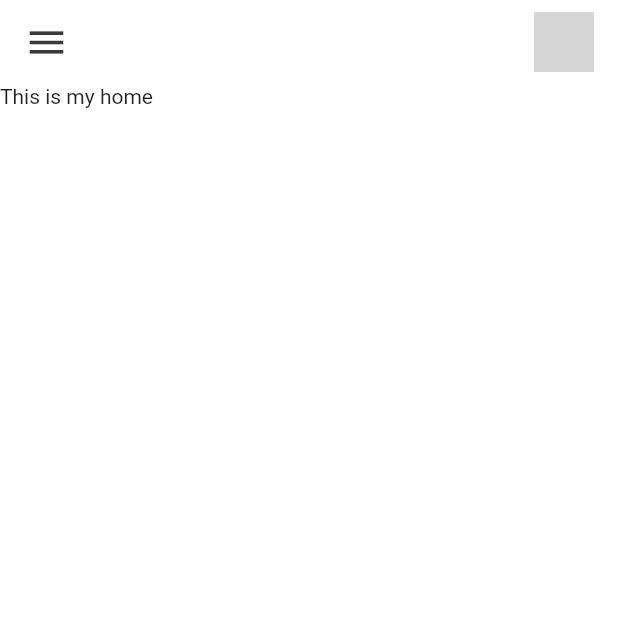
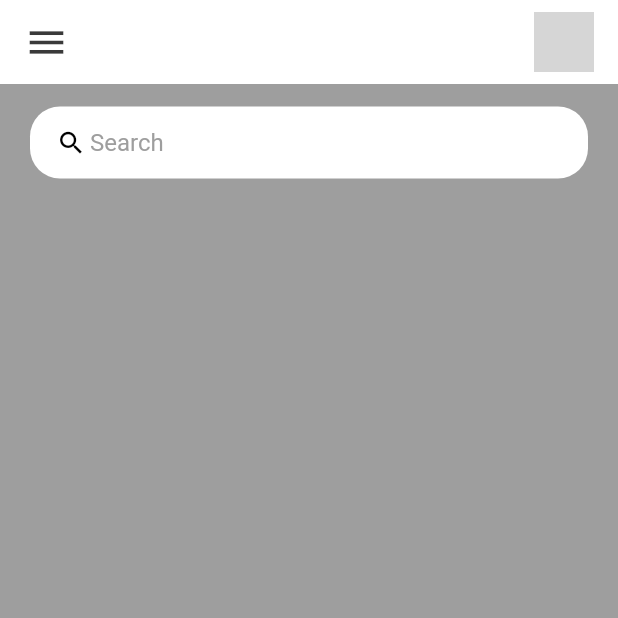
Before and after one commit to SorrenJ/ToDoApp, a Flutter app: the screen it shows after launch, on a phone screen of 412 x 824 dp, the top half of it. Run offline on Flutter 3.47's test engine with Material 2 defaults, Android fonts, the phone set to English and light mode, and no system bars; grey boxes are pictures that could not be loaded.

Commit message:
searchbar

```diff
--- a/TodoApp/lib/home.dart
+++ b/TodoApp/lib/home.dart
@@ -10,8 +10,55 @@ class Home extends StatelessWidget{
 
   Widget build(BuildContext context){
     return Scaffold(
-      backgroundColor: Theme.of(context).colorScheme.inversePrimary,
-      appBar: AppBar(
+      backgroundColor: Colors.grey,
+      appBar: buildAppBar(context),
+  body: Container (
+padding: EdgeInsets.symmetric(
+    horizontal: 20,
+    vertical: 15
+),
+    child:Column(
+      children: [
+       searchBox(),
+  ],
+    ),
+    ),
+    );
+
+
+  }
+
+  Widget searchBox() {
+    return Container(
+      padding: EdgeInsets.symmetric(horizontal: 15),
+        decoration: BoxDecoration(
+            color: Colors.white,
+            borderRadius: BorderRadius.circular(20)
+        ),
+        child:TextField(
+
+          decoration:InputDecoration(
+            contentPadding: EdgeInsets.all(3),
+            prefixIcon: Icon(
+              Icons.search,
+              color: Colors.black,
+              size: 20,
+            ),
+            prefixIconConstraints: BoxConstraints (
+                maxHeight: 20,
+                minWidth: 25
+            ),
+            border: InputBorder.none,
+            hintText: 'Search',
+            hintStyle: TextStyle(color: Colors.grey),
+          ),
+        ),
+
+      );
+
+  }
+  AppBar buildAppBar(BuildContext context) {
+    return AppBar(
 
       backgroundColor: Theme.of(context).colorScheme.inversePrimary,
 elevation:0,
@@ -34,13 +81,6 @@ elevation:0,
       ),
     ),
 ]),
-      ),
-  body: Container (
-
-    child:Text('This is my home'),
-    ),
     );
-
-
   }
 }
```
Lines whose indentation alone changed are shown as unchanged.
